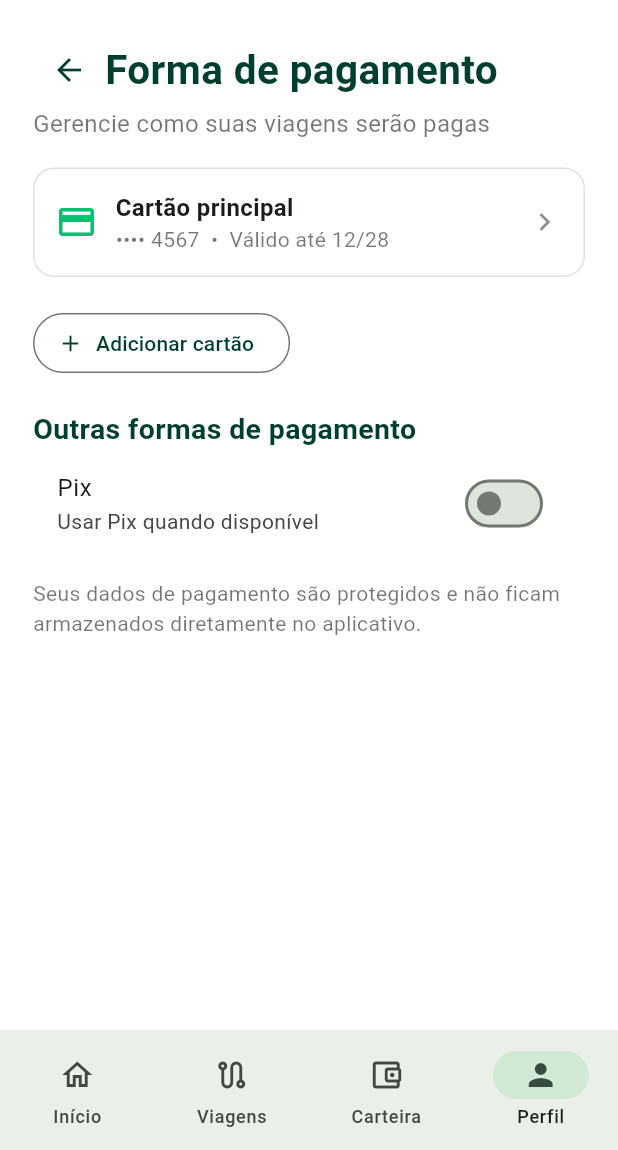
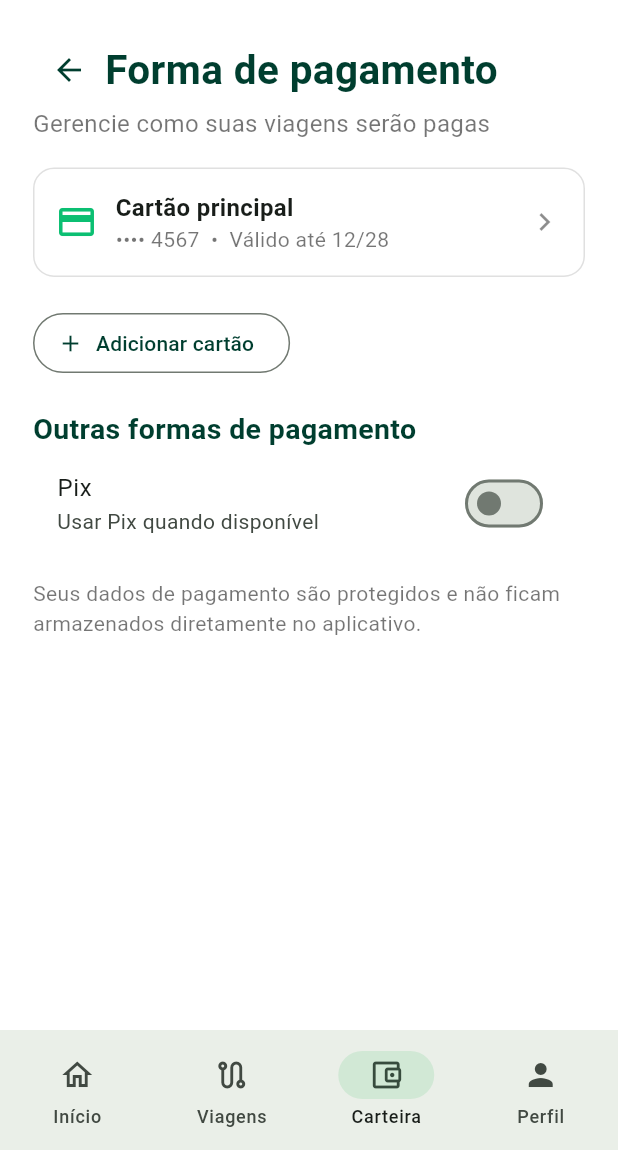
Before and after one commit to contatoraulwag-glitch/emove-app, a Flutter app: the PassengerPaymentMethods widget shown alone on an empty page, opened directly, on a phone screen of 412 x 824 dp, the part 86-1236 px from its top. Run offline on Flutter 3.47's test engine with Material 3 defaults, Android fonts, the phone set to English and light mode, and no system bars; our stand-ins replace image_picker, permission_handler, shared_preferences; missing offline and left inert: app_settings; accounts and stored records are empty.

Commit message:
Manter Carteira selecionada no fluxo de pagamento

```diff
--- a/lib/main.dart
+++ b/lib/main.dart
@@ -500,7 +500,7 @@ class _PassengerPaymentMethodsState extends State<PassengerPaymentMethods> {
   );
   void openCardForm() => showModalBottomSheet(context: context, isScrollControlled: true, builder: (_) => cardForm());
   @override
-  Widget build(BuildContext context) => PassengerSubpage(title: 'Forma de pagamento', subtitle: 'Gerencie como suas viagens serão pagas', children: [SecurityTile(icon: Icons.credit_card, title: 'Cartão principal', subtitle: '•••• 4567  •  Válido até 12/28', onTap: openCardForm), const SizedBox(height: 10), OutlinedButton.icon(onPressed: openCardForm, icon: const Icon(Icons.add, color: darkGreen), label: const Text('Adicionar cartão', style: TextStyle(color: darkGreen))), const SizedBox(height: 20), const Text('Outras formas de pagamento', style: TextStyle(fontSize: 19, fontWeight: FontWeight.w700, color: darkGreen)), SwitchListTile.adaptive(title: const Text('Pix'), subtitle: const Text('Usar Pix quando disponível'), value: pixEnabled, activeColor: green, onChanged: (value) => setState(() => pixEnabled = value)), const Padding(padding: EdgeInsets.only(top: 14), child: Text('Seus dados de pagamento são protegidos e não ficam armazenados diretamente no aplicativo.', style: TextStyle(color: Colors.black54)))]);
+  Widget build(BuildContext context) => PassengerSubpage(selectedIndex: 2, title: 'Forma de pagamento', subtitle: 'Gerencie como suas viagens serão pagas', children: [SecurityTile(icon: Icons.credit_card, title: 'Cartão principal', subtitle: '•••• 4567  •  Válido até 12/28', onTap: openCardForm), const SizedBox(height: 10), OutlinedButton.icon(onPressed: openCardForm, icon: const Icon(Icons.add, color: darkGreen), label: const Text('Adicionar cartão', style: TextStyle(color: darkGreen))), const SizedBox(height: 20), const Text('Outras formas de pagamento', style: TextStyle(fontSize: 19, fontWeight: FontWeight.w700, color: darkGreen)), SwitchListTile.adaptive(title: const Text('Pix'), subtitle: const Text('Usar Pix quando disponível'), value: pixEnabled, activeColor: green, onChanged: (value) => setState(() => pixEnabled = value)), const Padding(padding: EdgeInsets.only(top: 14), child: Text('Seus dados de pagamento são protegidos e não ficam armazenados diretamente no aplicativo.', style: TextStyle(color: Colors.black54)))]);
 }
 
 class PassengerProfile extends StatelessWidget {
@@ -856,7 +856,8 @@ class PassengerSubpage extends StatelessWidget {
   final String title;
   final String subtitle;
   final List<Widget> children;
-  const PassengerSubpage({super.key, required this.title, required this.subtitle, required this.children});
+  final int selectedIndex;
+  const PassengerSubpage({super.key, required this.title, required this.subtitle, required this.children, this.selectedIndex = 3});
   @override
   Widget build(BuildContext context) => Scaffold(
         backgroundColor: Colors.white,
@@ -869,7 +870,7 @@ class PassengerSubpage extends StatelessWidget {
             ...children,
           ]))),
         ])),
-        bottomNavigationBar: NavigationBar(selectedIndex: 3, onDestinationSelected: (value) => Navigator.of(context).pushAndRemoveUntil(MaterialPageRoute(builder: (_) => PassengerShell(initialIndex: value)), (_) => false), destinations: const [NavigationDestination(icon: Icon(Icons.home_outlined), label: 'Início'), NavigationDestination(icon: Icon(Icons.route_outlined), label: 'Viagens'), NavigationDestination(icon: Icon(Icons.account_balance_wallet_outlined), label: 'Carteira'), NavigationDestination(icon: Icon(Icons.person), label: 'Perfil')]),
+        bottomNavigationBar: NavigationBar(selectedIndex: selectedIndex, onDestinationSelected: (value) => Navigator.of(context).pushAndRemoveUntil(MaterialPageRoute(builder: (_) => PassengerShell(initialIndex: value)), (_) => false), destinations: const [NavigationDestination(icon: Icon(Icons.home_outlined), label: 'Início'), NavigationDestination(icon: Icon(Icons.route_outlined), label: 'Viagens'), NavigationDestination(icon: Icon(Icons.account_balance_wallet_outlined), label: 'Carteira'), NavigationDestination(icon: Icon(Icons.person), label: 'Perfil')]),
       );
 }
 class SecurityTile extends StatelessWidget { final IconData icon; final String title; final String subtitle; final VoidCallback onTap; const SecurityTile({super.key, required this.icon, required this.title, required this.subtitle, required this.onTap}); @override Widget build(BuildContext context) => Padding(padding: const EdgeInsets.only(bottom: 10), child: InkWell(onTap: onTap, borderRadius: BorderRadius.circular(14), child: Container(padding: const EdgeInsets.all(14), decoration: BoxDecoration(border: Border.all(color: Colors.black12), borderRadius: BorderRadius.circular(14)), child: Row(children: [Icon(icon, color: green, size: 28), const SizedBox(width: 12), Expanded(child: Column(crossAxisAlignment: CrossAxisAlignment.start, children: [Text(title, style: const TextStyle(fontSize: 16, fontWeight: FontWeight.w700)), Text(subtitle, style: const TextStyle(color: Colors.black54))])), const Icon(Icons.chevron_right, color: Colors.black45)])))); }
```
